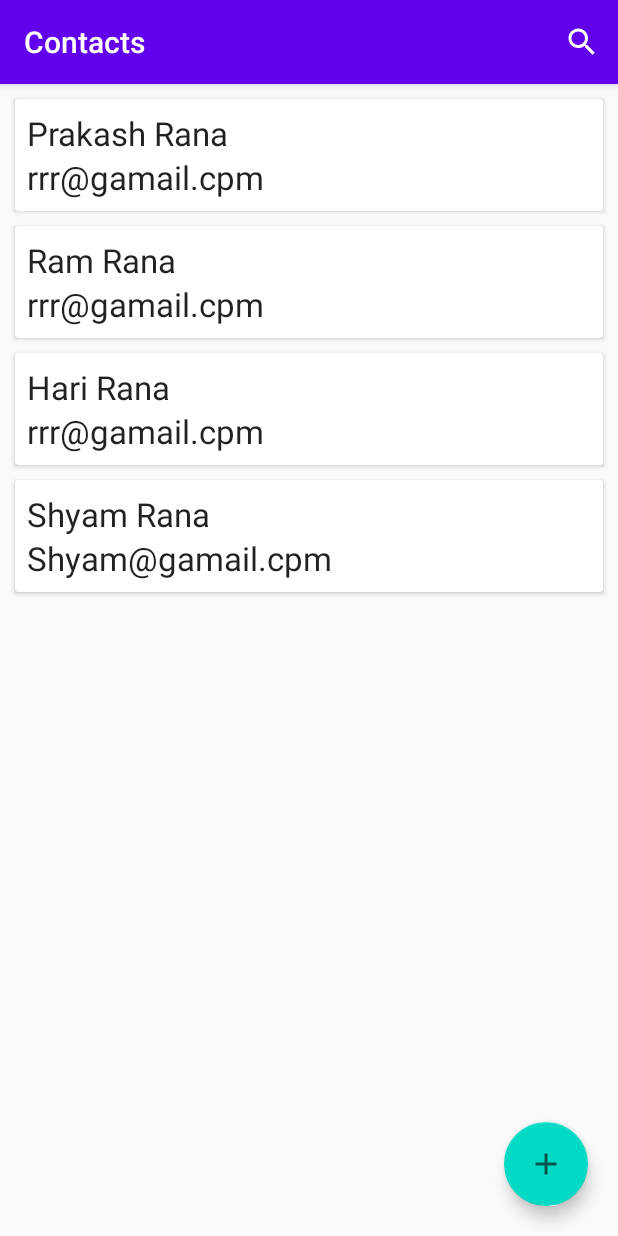
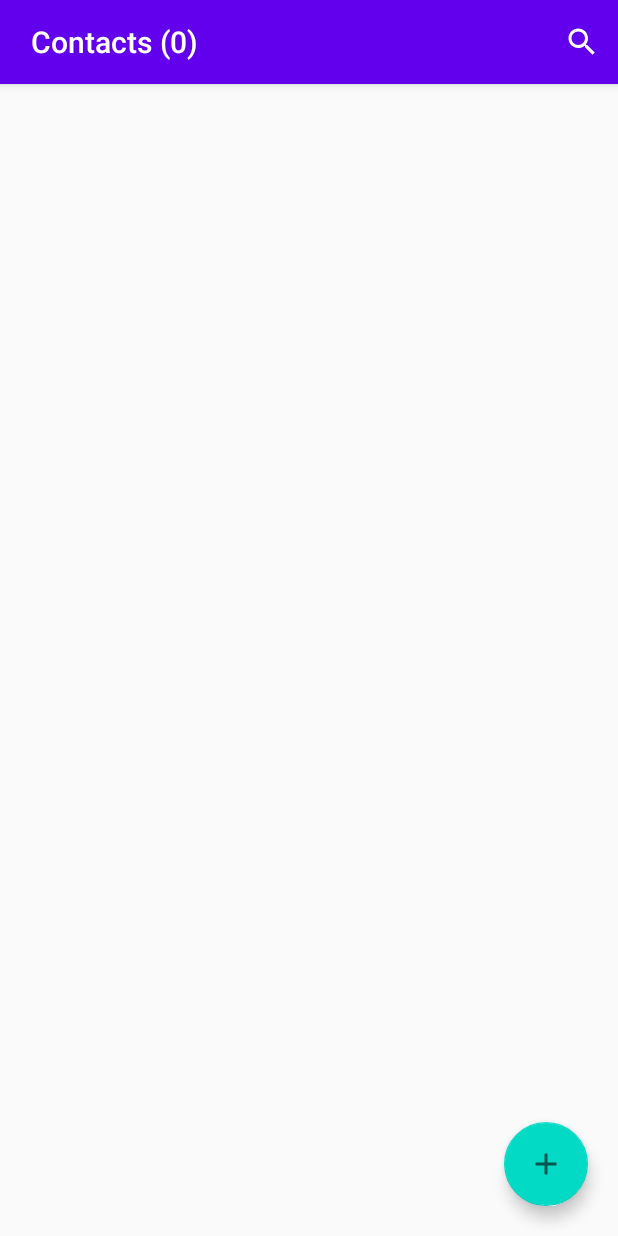
Before and after one commit to prana-magar/contact_prakashRana_c0773839_android, an Android app: the screen it shows after launch (MainActivity), on a phone screen of 412 x 824 dp. Run offline under Robolectric (Android 15) with nearby library versions, the phone set to English and light mode, and no system bars; our stand-ins replace Room's generated code.

Commit message:
Added  contact count

```diff
--- a/app/src/main/java/com/example/contact_prakashrana_c0773839_android/ContactDao.java
+++ b/app/src/main/java/com/example/contact_prakashrana_c0773839_android/ContactDao.java
@@ -24,6 +24,10 @@ public interface ContactDao {
     @Query("DELETE FROM contact")
     void deleteAllContacts();
 
+    @Query("SELECT COUNT(*) FROM contact")
+    int getRowCount();
+
+
     @Query("SELECT * FROM contact")
     LiveData<List<Contact>> getAllContacts();
 
--- a/app/src/main/java/com/example/contact_prakashrana_c0773839_android/ContactDatabase.java
+++ b/app/src/main/java/com/example/contact_prakashrana_c0773839_android/ContactDatabase.java
@@ -49,10 +49,10 @@ public abstract class ContactDatabase extends RoomDatabase {
         }
         @Override
         protected Void doInBackground(Void... voids) {
-            contactDao.insert(new Contact("Prakash", "Rana", "rrr@gamail.cpm","123123","graydon hall"));
-            contactDao.insert(new Contact("Ram", "Rana", "rrr@gamail.cpm","123123","graydon hall"));
-            contactDao.insert(new Contact("Hari", "Rana", "rrr@gamail.cpm","123123","graydon hall"));
-            contactDao.insert(new Contact("Shyam", "Rana", "Shyam@gamail.cpm","123123","graydon hall"));
+//            contactDao.insert(new Contact("Prakash", "Rana", "rrr@gamail.cpm","123123","graydon hall"));
+//            contactDao.insert(new Contact("Ram", "Rana", "rrr@gamail.cpm","123123","graydon hall"));
+//            contactDao.insert(new Contact("Hari", "Rana", "rrr@gamail.cpm","123123","graydon hall"));
+//            contactDao.insert(new Contact("Shyam", "Rana", "Shyam@gamail.cpm","123123","graydon hall"));
 
             return null;
         }
--- a/app/src/main/java/com/example/contact_prakashrana_c0773839_android/ContactRepository.java
+++ b/app/src/main/java/com/example/contact_prakashrana_c0773839_android/ContactRepository.java
@@ -11,6 +11,7 @@ public class ContactRepository {
 
     private ContactDao contactDao;
     private LiveData<List<Contact>> allContacts;
+    int rowCount = 0;
 
     public ContactRepository(Application application){
         ContactDatabase contactDatabase = ContactDatabase.getInstance(application);
@@ -24,16 +25,24 @@ public class ContactRepository {
 
     }
 
+    int getRowCount() {
+        return contactDao.getRowCount();
+    }
+
     public void update(Contact contact){
 
         new UpdateContactAsyncTask(contactDao).execute(contact);
 
     }
 
+
+
     public void  delete(Contact contact){
         new DeleteContactAsyncTask(contactDao).execute(contact);
 
     }
+
+
 
     public void deleteAllContacts(){
         new DeleteAllContactsAsyncTask(contactDao).execute();
--- a/app/src/main/java/com/example/contact_prakashrana_c0773839_android/ContactViewModel.java
+++ b/app/src/main/java/com/example/contact_prakashrana_c0773839_android/ContactViewModel.java
@@ -40,5 +40,9 @@ public class ContactViewModel extends AndroidViewModel {
         return contactRepository.getAllContacts();
     }
 
+    public int getRowCount(){
+        return contactRepository.getRowCount();
+    }
+
 
 }
--- a/app/src/main/java/com/example/contact_prakashrana_c0773839_android/MainActivity.java
+++ b/app/src/main/java/com/example/contact_prakashrana_c0773839_android/MainActivity.java
@@ -31,7 +31,7 @@ public class MainActivity extends AppCompatActivity {
         setContentView(R.layout.activity_main);
 
 
-        setTitle("Contacts");
+
 
         RecyclerView recyclerView = findViewById(R.id.contactList);
         recyclerView.setLayoutManager(new LinearLayoutManager(this));
@@ -44,11 +44,29 @@ public class MainActivity extends AppCompatActivity {
         contactViewModel.getAllContacts().observe(this, new Observer<List<Contact>>() {
             @Override
             public void onChanged(List<Contact> contacts) {
-                Toast.makeText(MainActivity.this,"changed",Toast.LENGTH_LONG).show();
+                Toast.makeText(MainActivity.this,"changed",Toast.LENGTH_SHORT
+                ).show();
                 contactAdapter.setContactList(contacts);
+
+                setTitle(" Contacts ("+contacts.size() + ") ");
+
             }
         });
 
+
+        Thread t = new Thread(new Runnable() {
+            @Override
+            public void run() {
+                setTitle(" Contacts ("+contactViewModel.getRowCount() + ") ");
+            }
+        });
+        t.setPriority(10);
+        t.start();
+        try {
+            t.join();
+        } catch (InterruptedException e) {
+            e.printStackTrace();
+        }
 
 
         // action btn
```
